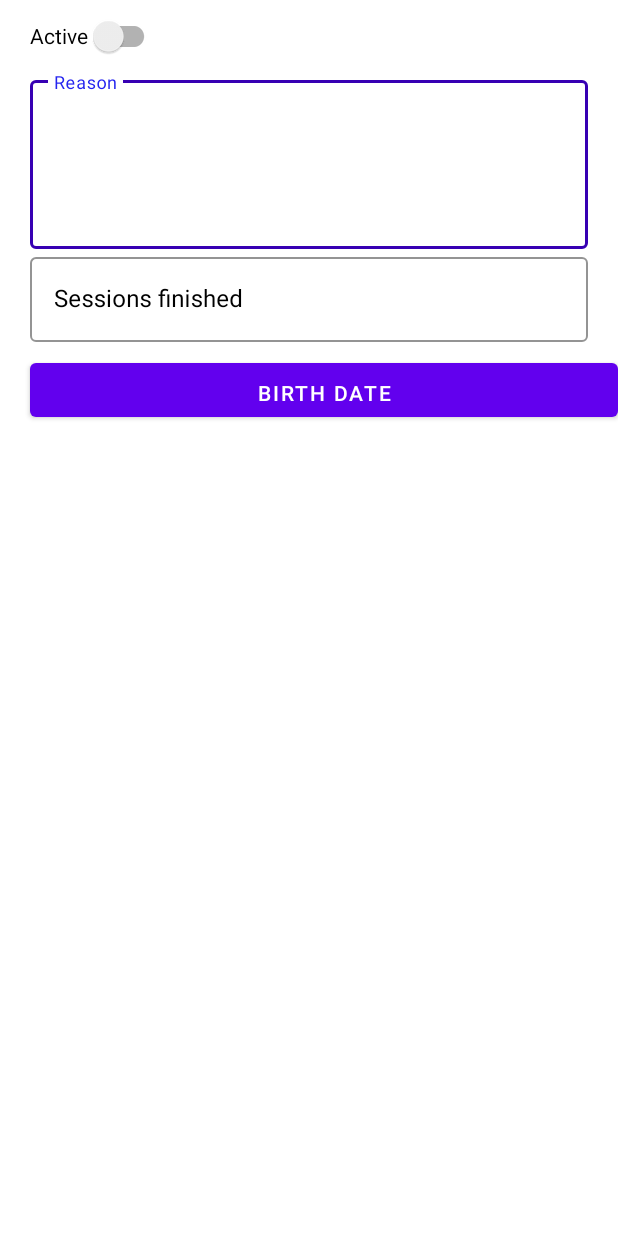
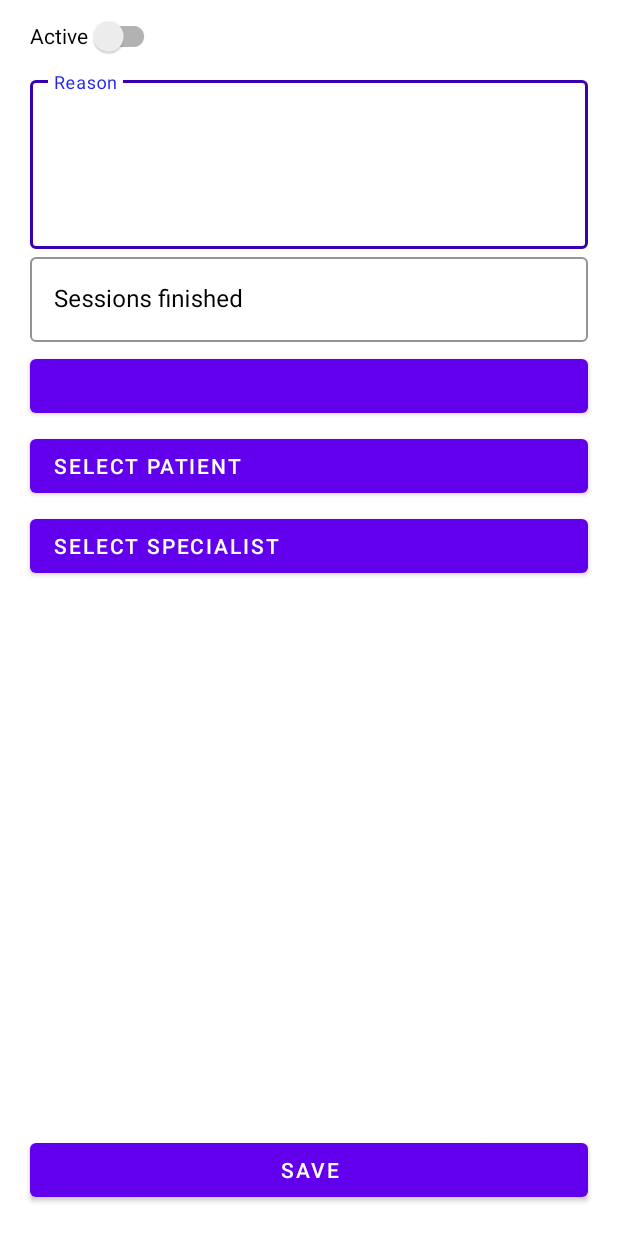
Before and after one commit to DanielItb/Yapp_Android, an Android app: the fragment TreatmentFormFragment shown on its own in the app's theme, on a phone screen of 412 x 824 dp. Run offline under Robolectric (Android 15) with nearby library versions, the phone set to English and light mode, and no system bars.

Commit message:
Treatment form

```diff
--- a/app/src/main/res/layout/fragment_patient_profile.xml
+++ b/app/src/main/res/layout/fragment_patient_profile.xml
@@ -7,7 +7,6 @@
     android:layout_height="match_parent"
     tools:context=".fragments.PatientProfileFragment">
 
-    <!-- TODO: Update blank fragment layout -->
     <androidx.constraintlayout.widget.ConstraintLayout
         android:id="@+id/constraintLayout"
         android:layout_width="match_parent"
--- a/app/src/main/res/layout/fragment_treatment_form.xml
+++ b/app/src/main/res/layout/fragment_treatment_form.xml
@@ -31,11 +31,11 @@
         app:layout_constraintTop_toBottomOf="@+id/simpleSwitch">
 
         <com.google.android.material.textfield.TextInputEditText
-            android:inputType="textMultiLine"
-            android:lines="4"
             android:id="@+id/treatmentReasonEditText"
             android:layout_width="match_parent"
-            android:layout_height="match_parent" />
+            android:layout_height="match_parent"
+            android:inputType="textMultiLine"
+            android:lines="4" />
     </com.google.android.material.textfield.TextInputLayout>
 
     <com.google.android.material.textfield.TextInputLayout
@@ -52,22 +52,39 @@
 
         <com.google.android.material.textfield.TextInputEditText
             android:id="@+id/sessionsEditText"
-            android:inputType="number"
             android:layout_width="match_parent"
-            android:layout_height="match_parent" />
+            android:layout_height="match_parent"
+            android:inputType="number" />
     </com.google.android.material.textfield.TextInputLayout>
 
     <com.google.android.material.button.MaterialButton
-        android:id="@+id/sessionsFinishedButton"
+        android:id="@+id/startDateButton"
+        style="@style/DateSelectorButton"
         android:layout_width="match_parent"
         android:layout_height="wrap_content"
-        android:layout_marginStart="20dp"
-        android:layout_marginTop="8dp"
-        android:paddingTop="8dp"
-        android:text="@string/birth_date"
-        android:textColor="@color/white"
-        app:layout_constraintTop_toBottomOf="@+id/sessionsInputLayout"
-        tools:ignore="RtlHardcoded" />
+        app:layout_constraintTop_toBottomOf="@+id/sessionsInputLayout" />
 
+    <com.google.android.material.button.MaterialButton
+        android:id="@+id/selectPatientButton"
+        style="@style/DateSelectorButton"
+        android:layout_width="match_parent"
+        android:layout_height="wrap_content"
+        android:text="@string/select_patient"
+        app:layout_constraintTop_toBottomOf="@+id/startDateButton" />
+
+    <com.google.android.material.button.MaterialButton
+        android:id="@+id/selectSpecialistButton"
+        style="@style/DateSelectorButton"
+        android:layout_width="match_parent"
+        android:layout_height="wrap_content"
+        android:text="@string/select_specialist"
+        app:layout_constraintTop_toBottomOf="@+id/selectPatientButton" />
+
+    <com.google.android.material.button.MaterialButton
+        android:id="@+id/saveButton"
+        style="@style/SaveButton"
+        android:layout_width="match_parent"
+        android:layout_height="wrap_content"
+        app:layout_constraintBottom_toBottomOf="parent" />
 
 </androidx.constraintlayout.widget.ConstraintLayout>
--- a/app/src/main/res/values/strings.xml
+++ b/app/src/main/res/values/strings.xml
@@ -19,4 +19,7 @@
     <string name="username">Username</string>
     <string name="password">Password</string>
     <string name="log_in">LOG IN</string>
+    <string name="select_patient">Select Patient</string>
+    <string name="select_specialist">Select Specialist</string>
+    <string name="save">Save</string>
 </resources>
--- a/app/src/main/res/values/themes.xml
+++ b/app/src/main/res/values/themes.xml
@@ -52,6 +52,13 @@
         <item name="android:textColor">@color/white</item>
     </style>
 
+    <style name="SaveButton">
+        <item name="android:text">@string/save</item>
+        <item name="android:layout_marginStart">20dp</item>
+        <item name="android:layout_marginEnd">20dp</item>
+        <item name="android:layout_marginBottom">20dp</item>
+    </style>
+
 
 
 </resources>
```
